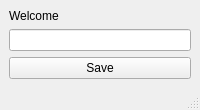
Qt form templates/qt_app_with_form/forms/main_window.ui (joshuarocksolid/ChoreBoyCodeStudio) before a commit.
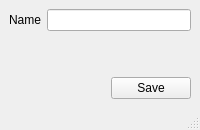
The same form after that commit.

Commit message:
M2.4: give the Qt-app template a real form layout; keep blank Main window blank
Re-gate item: a Name label with its buddy in a form layout, space below, and
Save right-aligned, used only by the qt_app_with_form project (template
app_window). Start-blank Main window is just its central widget. Template
files regenerated from create_form.

```diff
--- a/templates/qt_app_with_form/forms/main_window.ui
+++ b/templates/qt_app_with_form/forms/main_window.ui
@@ -6,17 +6,38 @@
   <widget class="QWidget" name="central">
    <layout class="QVBoxLayout" name="verticalLayout">
     <item>
-     <widget class="QLabel" name="titleLabel">
-      <property name="text"><string>Welcome</string></property>
-     </widget>
-    </item>
-    <item>
+     <layout class="QFormLayout" name="formLayout">
+      <item row="0" column="0">
+       <widget class="QLabel" name="nameLabel">
+        <property name="text"><string>Name</string></property>
+        <property name="buddy"><cstring>nameEdit</cstring></property>
+       </widget>
+      </item>
+      <item row="0" column="1">
      <widget class="QLineEdit" name="nameEdit"/>
     </item>
+     </layout>
+    </item>
+    <item>
+     <spacer name="verticalSpacer">
+      <property name="orientation"><enum>Qt::Vertical</enum></property>
+      <property name="sizeHint" stdset="0"><size><width>20</width><height>40</height></size></property>
+     </spacer>
+    </item>
+    <item>
+     <layout class="QHBoxLayout" name="buttonRow">
+      <item>
+       <spacer name="horizontalSpacer">
+        <property name="orientation"><enum>Qt::Horizontal</enum></property>
+        <property name="sizeHint" stdset="0"><size><width>40</width><height>20</height></size></property>
+       </spacer>
+      </item>
     <item>
      <widget class="QPushButton" name="saveButton">
       <property name="text"><string>Save</string></property>
      </widget>
+      </item>
+     </layout>
     </item>
    </layout>
   </widget>
```
Lines whose indentation alone changed are shown as unchanged. The commit also changes 3 other files.
